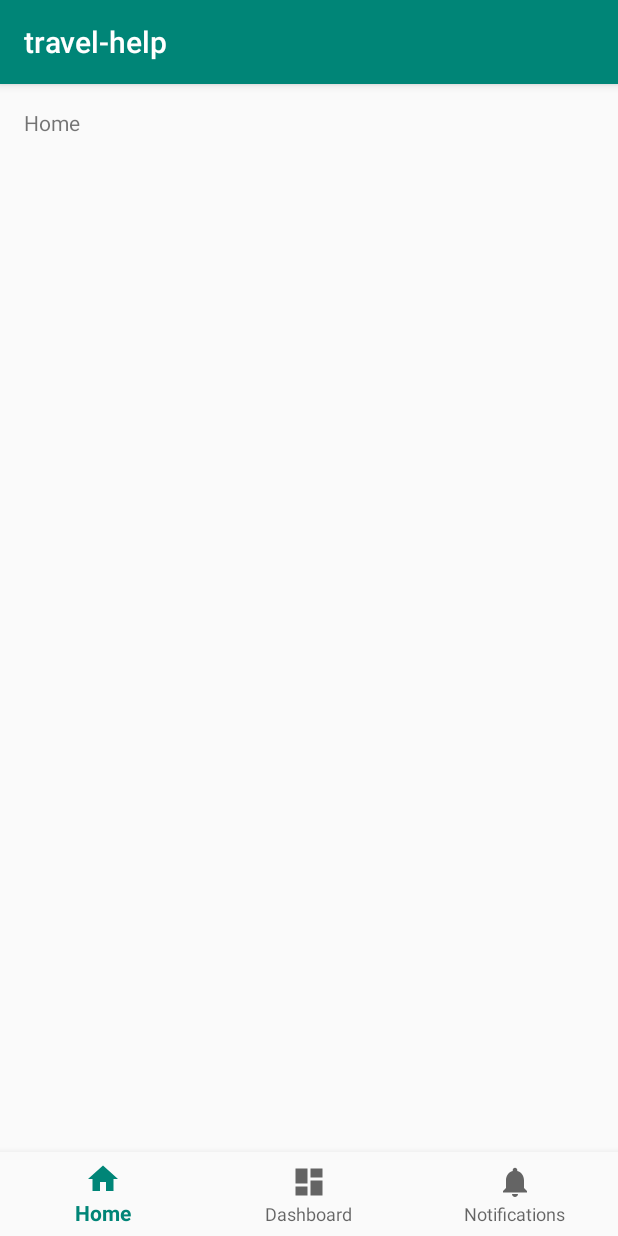
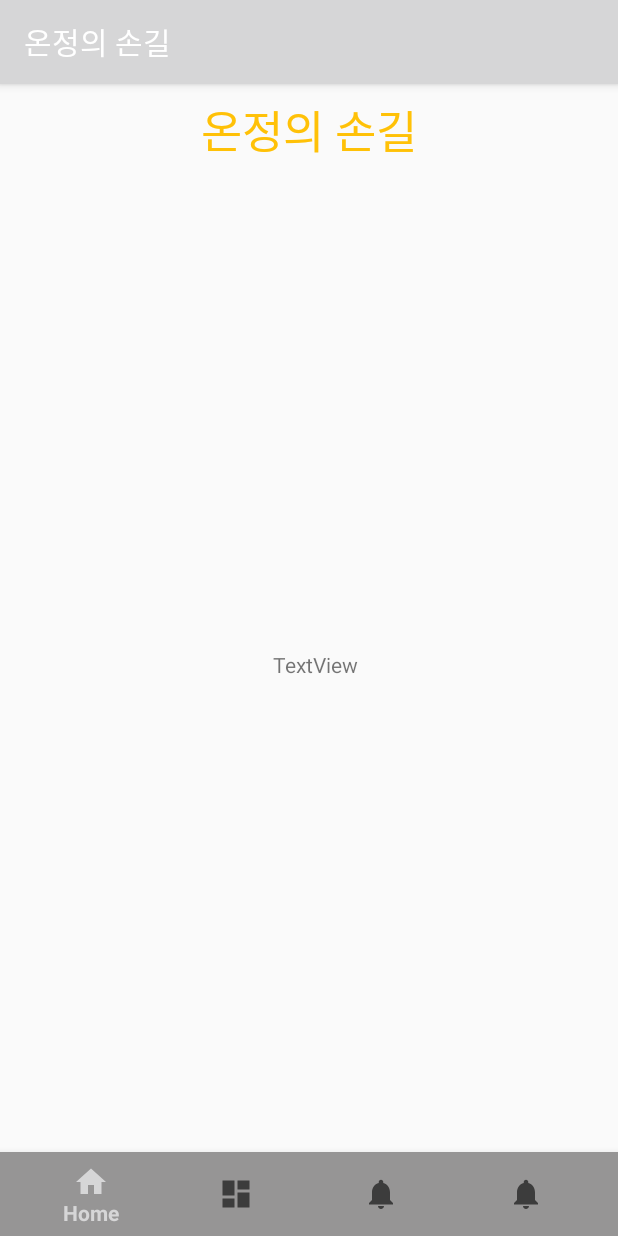
Before and after one commit to hyuna919/travel-help, an Android app: the screen it shows after launch (MainActivity), on a phone screen of 412 x 824 dp. Run offline under Robolectric (Android 15) with nearby library versions, the phone set to English and light mode, and no system bars.

```diff
--- a/app/src/main/java/com/example/travel_help/MainActivity.kt
+++ b/app/src/main/java/com/example/travel_help/MainActivity.kt
@@ -14,12 +14,16 @@ class MainActivity : AppCompatActivity() {
                 textMessage.setText(R.string.title_home)
                 return@OnNavigationItemSelectedListener true
             }
-            R.id.navigation_dashboard -> {
+            R.id.navigation_massege -> {
                 textMessage.setText(R.string.title_dashboard)
                 return@OnNavigationItemSelectedListener true
             }
-            R.id.navigation_notifications -> {
+            R.id.navigation_noti -> {
                 textMessage.setText(R.string.title_notifications)
+                return@OnNavigationItemSelectedListener true
+            }
+            R.id.navigation_setting -> {
+                textMessage.setText(R.string.title_setting)
                 return@OnNavigationItemSelectedListener true
             }
         }
@@ -28,10 +32,10 @@ class MainActivity : AppCompatActivity() {
 
     override fun onCreate(savedInstanceState: Bundle?) {
         super.onCreate(savedInstanceState)
-        setContentView(R.layout.activity_main)
+        setContentView(R.layout.main)
         val navView: BottomNavigationView = findViewById(R.id.nav_view)
 
-        textMessage = findViewById(R.id.message)
+        textMessage = findViewById(R.id.top_title)
         navView.setOnNavigationItemSelectedListener(onNavigationItemSelectedListener)
     }
 }
--- a/app/src/main/res/layout/activity_main.xml
+++ b/app/src/main/res/layout/board_Deutsch.xml
@@ -8,27 +8,29 @@
         android:layout_height="match_parent"
         tools:context=".MainActivity">
 
-    <TextView
-            android:id="@+id/message"
-            android:layout_width="wrap_content"
+    <androidx.appcompat.widget.Toolbar
+            android:layout_width="395dp"
             android:layout_height="wrap_content"
-            android:layout_marginStart="@dimen/activity_horizontal_margin"
-            android:layout_marginLeft="@dimen/activity_horizontal_margin"
-            android:layout_marginTop="@dimen/activity_vertical_margin"
-            android:text="@string/title_home"
-            app:layout_constraintLeft_toLeftOf="parent"
-            app:layout_constraintTop_toTopOf="parent"/>
+            android:background="?attr/colorPrimary"
+            android:theme="?attr/actionBarTheme"
+            android:minHeight="?attr/actionBarSize"
+            android:id="@+id/toolbar" android:layout_marginTop="8dp"
+            app:layout_constraintTop_toTopOf="parent" android:layout_marginEnd="8dp"
+            app:layout_constraintEnd_toEndOf="parent" android:layout_marginStart="8dp"
+            app:layout_constraintStart_toStartOf="parent">
+
+
+    </androidx.appcompat.widget.Toolbar>
 
     <com.google.android.material.bottomnavigation.BottomNavigationView
             android:id="@+id/nav_view"
             android:layout_width="0dp"
             android:layout_height="wrap_content"
-            android:layout_marginEnd="0dp"
-            android:layout_marginStart="0dp"
-            android:background="?android:attr/windowBackground"
+            android:background="@color/colorGray"
             app:layout_constraintBottom_toBottomOf="parent"
             app:layout_constraintLeft_toLeftOf="parent"
             app:layout_constraintRight_toRightOf="parent"
             app:menu="@menu/bottom_nav_menu"/>
 
+
 </androidx.constraintlayout.widget.ConstraintLayout>
--- /dev/null
+++ b/app/src/main/res/layout/main.xml
@@ -0,0 +1,52 @@
+<?xml version="1.0" encoding="utf-8"?>
+<androidx.constraintlayout.widget.ConstraintLayout
+        xmlns:android="http://schemas.android.com/apk/res/android"
+        xmlns:app="http://schemas.android.com/apk/res-auto"
+        xmlns:tools="http://schemas.android.com/tools"
+        android:id="@+id/container"
+        android:layout_width="match_parent"
+        android:layout_height="match_parent"
+        tools:context=".MainActivity">
+
+    <TextView
+            android:id="@+id/top_title"
+            android:layout_width="wrap_content"
+            android:layout_height="wrap_content"
+            android:text="@string/app_name"
+            android:textColor="@color/colorYellow"
+            app:layout_constraintLeft_toLeftOf="parent"
+            app:layout_constraintEnd_toEndOf="parent"
+            android:layout_marginEnd="8dp" app:layout_constraintStart_toStartOf="parent"
+            android:layout_marginStart="8dp" android:textSize="30sp" android:layout_marginTop="8dp"
+            app:layout_constraintTop_toTopOf="parent"/>
+
+    <LinearLayout
+            android:layout_width="0dp"
+            android:layout_height="wrap_content"
+            android:layout_marginTop="8dp"
+            android:layout_marginStart="8dp"
+            app:layout_constraintEnd_toEndOf="parent"
+            app:layout_constraintBottom_toTopOf="@+id/nav_view"
+            app:layout_constraintTop_toBottomOf="@+id/top_title"
+            app:layout_constraintStart_toStartOf="parent"
+            app:layout_constraintWidth_percent="0.5" app:layout_constraintWidth_default="percent">
+
+        <TextView
+                android:id="@+id/board_title"
+                android:layout_width="match_parent"
+                android:layout_height="wrap_content"
+                android:text="TextView" android:textAlignment="center"/>
+
+    </LinearLayout>
+
+    <com.google.android.material.bottomnavigation.BottomNavigationView
+            android:id="@+id/nav_view"
+            android:layout_width="0dp"
+            android:layout_height="wrap_content"
+            android:background="@color/colorGray"
+            app:layout_constraintBottom_toBottomOf="parent"
+            app:layout_constraintLeft_toLeftOf="parent"
+            app:layout_constraintRight_toRightOf="parent"
+            app:menu="@menu/bottom_nav_menu"/>
+
+</androidx.constraintlayout.widget.ConstraintLayout>
--- a/app/src/main/res/menu/bottom_nav_menu.xml
+++ b/app/src/main/res/menu/bottom_nav_menu.xml
@@ -7,13 +7,18 @@
             android:title="@string/title_home"/>
 
     <item
-            android:id="@+id/navigation_dashboard"
+            android:id="@+id/navigation_massege"
             android:icon="@drawable/ic_dashboard_black_24dp"
             android:title="@string/title_dashboard"/>
 
     <item
-            android:id="@+id/navigation_notifications"
+            android:id="@+id/navigation_noti"
             android:icon="@drawable/ic_notifications_black_24dp"
             android:title="@string/title_notifications"/>
 
+    <item
+            android:id="@+id/navigation_setting"
+            android:icon="@drawable/ic_notifications_black_24dp"
+            android:title="@string/title_setting"/>
+
 </menu>
--- a/app/src/main/res/values/colors.xml
+++ b/app/src/main/res/values/colors.xml
@@ -1,6 +1,5 @@
 <?xml version="1.0" encoding="utf-8"?>
 <resources>
-    <color name="colorPrimary">#008577</color>
-    <color name="colorPrimaryDark">#00574B</color>
-    <color name="colorAccent">#D81B60</color>
+    <color name="colorYellow">#FFC107</color>
+    <color name="colorGray">#969595</color>
 </resources>
--- a/app/src/main/res/values/strings.xml
+++ b/app/src/main/res/values/strings.xml
@@ -1,6 +1,7 @@
 <resources>
-    <string name="app_name">travel-help</string>
+    <string name="app_name">온정의 손길</string>
     <string name="title_home">Home</string>
     <string name="title_dashboard">Dashboard</string>
     <string name="title_notifications">Notifications</string>
+    <string name="title_setting">Setting</string>
 </resources>
```
Also changed, not shown: app/src/main/res/layout/login.xml (added, +7 -0 lines), app/src/main/res/layout/signup.xml (added, +7 -0 lines), app/src/main/res/values/boards name.xml (added, +7 -0 lines).
